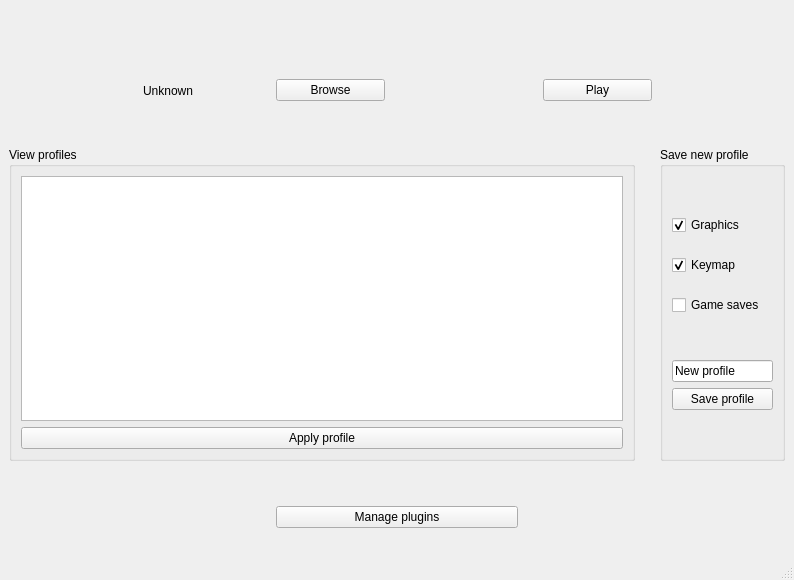
This is res/layout/main_window.ui in SwitcherForGames/switcher as Qt 5 draws it before an edit. The edited form follows.
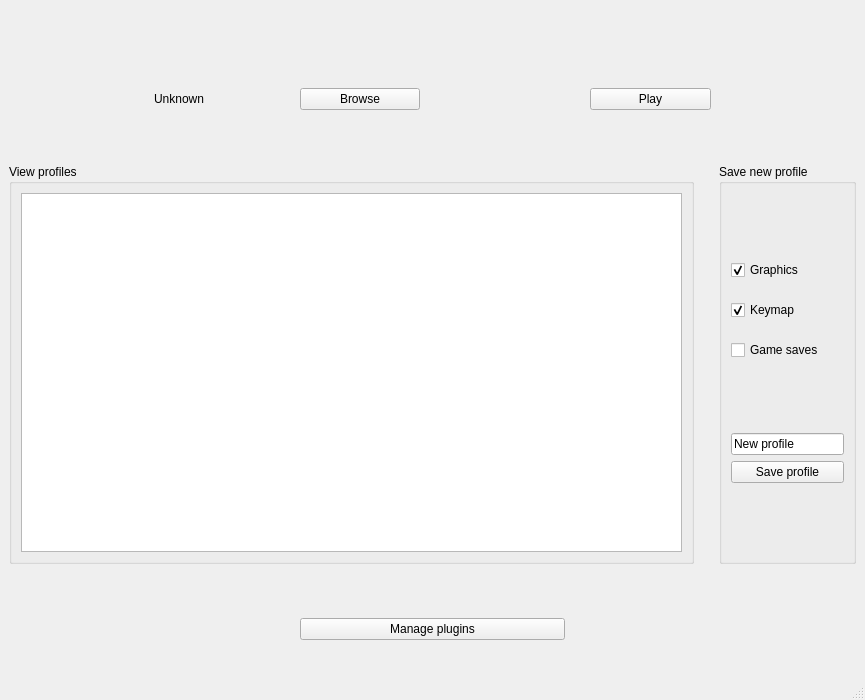
This is the edited form.

Commit message: Add ability to apply and delete profiles

```diff
--- a/res/layout/main_window.ui
+++ b/res/layout/main_window.ui
@@ -6,8 +6,8 @@
    <rect>
     <x>0</x>
     <y>0</y>
-    <width>794</width>
-    <height>580</height>
+    <width>865</width>
+    <height>700</height>
    </rect>
   </property>
   <property name="windowTitle">
@@ -82,7 +82,7 @@
           </property>
           <layout class="QVBoxLayout" name="verticalLayout_2">
            <item>
-            <widget class="QTableView" name="tbl_profiles">
+            <widget class="QListWidget" name="listwidget_profiles">
              <property name="minimumSize">
               <size>
                <width>0</width>
@@ -91,13 +91,6 @@
              </property>
             </widget>
            </item>
-           <item>
-            <widget class="QPushButton" name="btn_apply_profile">
-             <property name="text">
-              <string>Apply profile</string>
-             </property>
-            </widget>
-           </item>
           </layout>
          </widget>
         </item>
```
Left out of the diff: 2 changed lines with no effect on the pictures. The commit also changes 8 other files.
